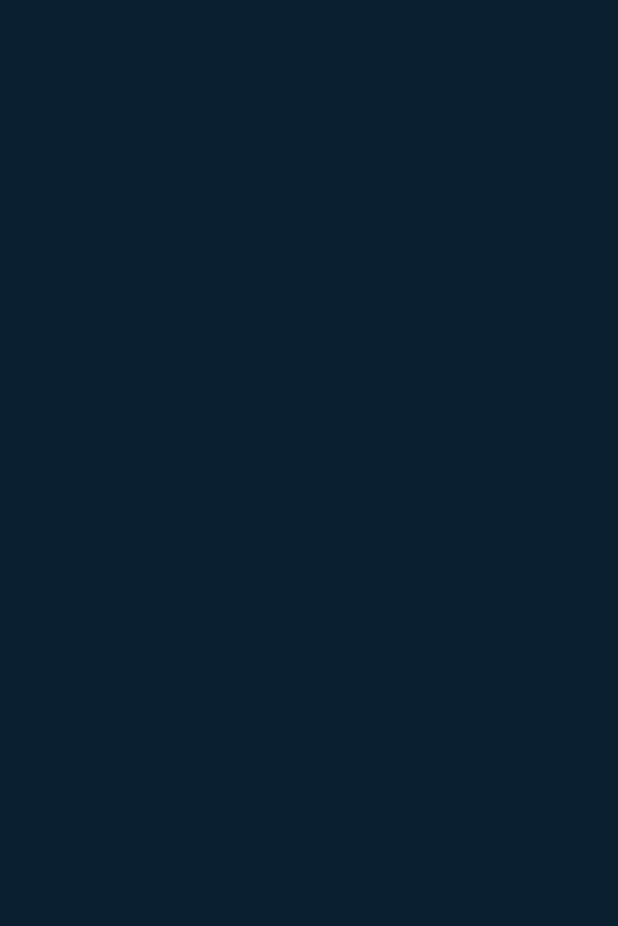
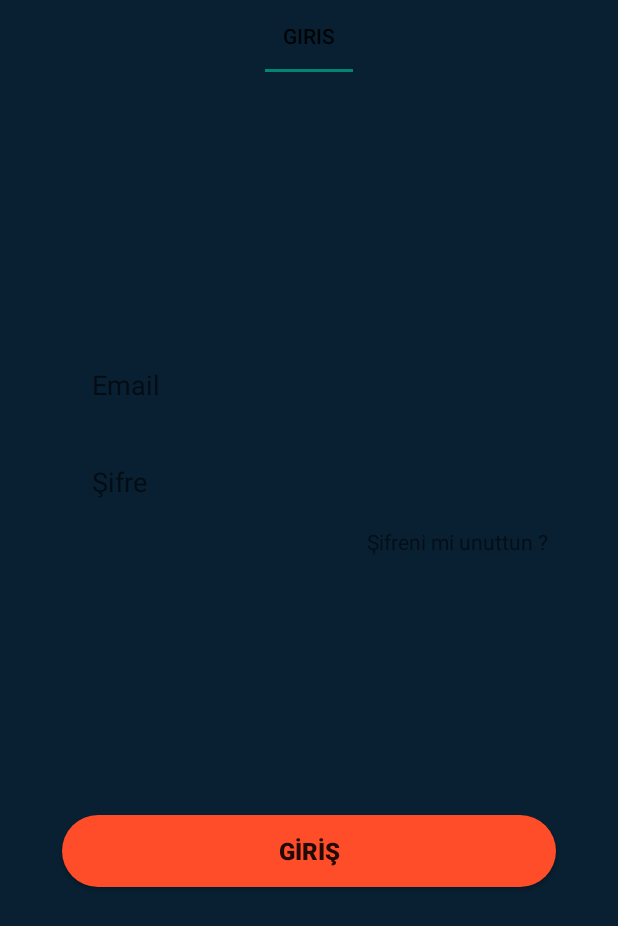
Before and after one commit to muni00/petrichor-music, an Android app: the screen it shows after launch (IntroductoryActivity), on a phone screen of 412 x 824 dp. Before the commit the part shown is empty. Shown: the top 926 px of the screen. Run offline under Robolectric (Android 15) with nearby library versions, the phone set to English and light mode, and no system bars.

Commit message:
yenilikler
hatalarının düzeltilmiş ali

```diff
--- a/MuzikOneriUygulamasi/app/src/main/java/com/muazzeznihalbahadir/muzikoneriuygulamasi/IntroductoryActivity.kt
+++ b/MuzikOneriUygulamasi/app/src/main/java/com/muazzeznihalbahadir/muzikoneriuygulamasi/IntroductoryActivity.kt
@@ -1,8 +1,12 @@
 package com.muazzeznihalbahadir.muzikoneriuygulamasi
 
+import android.content.Intent
 import androidx.appcompat.app.AppCompatActivity
 import android.os.Bundle
+import android.view.WindowManager
+import com.muazzeznihalbahadir.muzikoneriuygulamasi.adapter.LoginAdapter
 import com.muazzeznihalbahadir.muzikoneriuygulamasi.databinding.ActivityIntroductoryBinding
+
 
 
 class IntroductoryActivity : AppCompatActivity() {
@@ -11,6 +15,7 @@ class IntroductoryActivity : AppCompatActivity() {
     override fun onCreate(savedInstanceState: Bundle?) {
         super.onCreate(savedInstanceState)
         //setContentView(R.layout.activity_introductory)
+        getWindow().setFlags(WindowManager.LayoutParams.FLAG_FULLSCREEN,WindowManager.LayoutParams.FLAG_FULLSCREEN)
         binding = ActivityIntroductoryBinding.inflate(layoutInflater)
         val view = binding.root
         setContentView(view)
@@ -22,5 +27,16 @@ class IntroductoryActivity : AppCompatActivity() {
         binding.bgImage.animate().translationY(translationValueIki.toFloat()).setDuration(1000).setStartDelay(4000)
 
 
+        val adapter = LoginAdapter(supportFragmentManager)
+        adapter.addFragment(LoginTabFragment(),"giris")
+        //Adapter'ımızdaki verileri viewPager adapter'a veriyoruz
+        binding.viewPager.adapter = adapter
+        //Tablar arasında yani viewPager'lar arasında geçisi sağlıyoruz
+        binding.lgTabLayout.setupWithViewPager(binding.viewPager)
+
+       /* val intent = Intent(this,LoginActivity::class.java)
+        startActivity(intent)*/
+
     }
+
 }
--- /dev/null
+++ b/MuzikOneriUygulamasi/app/src/main/java/com/muazzeznihalbahadir/muzikoneriuygulamasi/LoginTabFragment.kt
@@ -0,0 +1,26 @@
+package com.muazzeznihalbahadir.muzikoneriuygulamasi
+
+import android.os.Bundle
+import androidx.fragment.app.Fragment
+import android.view.LayoutInflater
+import android.view.View
+import android.view.ViewGroup
+
+class LoginTabFragment : Fragment() {
+
+
+    override fun onCreate(savedInstanceState: Bundle?) {
+        super.onCreate(savedInstanceState)
+
+    }
+
+    override fun onCreateView(
+        inflater: LayoutInflater, container: ViewGroup?,
+        savedInstanceState: Bundle?
+    ): View? {
+        // Inflate the layout for this fragment
+        return inflater.inflate(R.layout.fragment_login_tab, container, false)
+    }
+
+
+}
--- /dev/null
+++ b/MuzikOneriUygulamasi/app/src/main/java/com/muazzeznihalbahadir/muzikoneriuygulamasi/adapter/LoginAdapter.kt
@@ -0,0 +1,28 @@
+package com.muazzeznihalbahadir.muzikoneriuygulamasi.adapter
+
+import androidx.fragment.app.Fragment
+import androidx.fragment.app.FragmentManager
+import androidx.fragment.app.FragmentPagerAdapter
+class LoginAdapter(manager: FragmentManager) : FragmentPagerAdapter(manager) {
+
+    private val fragmentList: MutableList<Fragment> = ArrayList()
+    private val titleList: MutableList<String> = ArrayList()
+
+    //Fragment'in pozisyonunu veriyoruz
+    override fun getItem(position: Int): Fragment {
+        return fragmentList[position]
+    }
+    //Fragment sayısını veriyoruz
+    override fun getCount(): Int {
+        return fragmentList.size
+    }
+    //Bu fonksiyon ile Fragment'leri ve title'ları ekliyoruz
+    fun addFragment(fragment: Fragment, title: String) {
+        fragmentList.add(fragment)
+        titleList.add(title)
+    }
+    //Title'ların pozisyonunu veriyoruz
+    override fun getPageTitle(position: Int): CharSequence? {
+        return titleList[position]
+    }
+}
--- a/MuzikOneriUygulamasi/app/src/main/res/layout/activity_introductory.xml
+++ b/MuzikOneriUygulamasi/app/src/main/res/layout/activity_introductory.xml
@@ -13,6 +13,7 @@
         android:layout_width="410dp"
         android:layout_height="735dp"
         android:scaleType="centerCrop"
+        android:elevation="2dp"
         android:src="@drawable/bg1"
         app:layout_constraintBottom_toBottomOf="parent"
         app:layout_constraintEnd_toEndOf="parent"
@@ -25,6 +26,7 @@
         android:layout_width="100dp"
         android:layout_height="100dp"
         android:src="@drawable/bg_logo"
+        android:elevation="2dp"
         app:layout_constraintVertical_bias=".1"
         app:layout_constraintBottom_toBottomOf="parent"
         app:layout_constraintEnd_toEndOf="parent"
@@ -36,22 +38,38 @@
         android:layout_width="300dp"
         android:layout_height="wrap_content"
         android:src="@drawable/app_name"
+        android:elevation="2dp"
         app:layout_constraintVertical_bias="0.0"
         app:layout_constraintBottom_toBottomOf="parent"
         app:layout_constraintEnd_toEndOf="parent"
         app:layout_constraintStart_toStartOf="parent"
         app:layout_constraintTop_toBottomOf="@+id/logo"/>
 
-<com.airbnb.lottie.LottieAnimationView
+    <com.airbnb.lottie.LottieAnimationView
     android:id="@+id/lottie"
     app:lottie_autoPlay="true"
     android:layout_width="wrap_content"
     android:layout_height="300dp"
+    android:elevation="2dp"
     app:layout_constraintVertical_bias="0.0"
     app:lottie_rawRes="@raw/splash"
     app:layout_constraintBottom_toBottomOf="parent"
     app:layout_constraintEnd_toEndOf="parent"
     app:layout_constraintStart_toStartOf="parent"
     app:layout_constraintTop_toBottomOf="@+id/app_name"/>
+    <com.google.android.material.tabs.TabLayout
+        android:id="@+id/lg_tab_layout"
+        android:layout_width="match_parent"
+        android:layout_height="wrap_content"
+        app:layout_constraintBottom_toBottomOf="parent"
+        app:layout_constraintEnd_toEndOf="parent"
+        app:layout_constraintStart_toStartOf="parent"
+        app:layout_constraintTop_toTopOf="parent"
+        app:layout_constraintVertical_bias="0" />
+    <androidx.viewpager.widget.ViewPager
+        android:id="@+id/view_pager"
+        android:layout_width="match_parent"
+        android:layout_height="match_parent"/>
+
 
 </androidx.constraintlayout.widget.ConstraintLayout>
--- a/MuzikOneriUygulamasi/app/src/main/res/layout/fragment_login_tab_fragment.xml
+++ b/MuzikOneriUygulamasi/app/src/main/res/layout/fragment_login_tab.xml
@@ -5,7 +5,7 @@
     xmlns:tools="http://schemas.android.com/tools"
     android:layout_width="match_parent"
     android:layout_height="match_parent"
-    tools:context=".login_tab_fragment"
+    tools:context=".LoginTabFragment"
     >
 
     <EditText
```
Also changed, not shown: MuzikOneriUygulamasi/app/src/main/java/com/muazzeznihalbahadir/muzikoneriuygulamasi/LoginActivity.kt (+22 -1 lines), MuzikOneriUygulamasi/app/src/main/java/com/muazzeznihalbahadir/muzikoneriuygulamasi/SignupTabFragment.kt (added, +25 -0 lines), MuzikOneriUygulamasi/app/src/main/java/com/muazzeznihalbahadir/muzikoneriuygulamasi/login_tab_fragment.kt (deleted, +0 -59 lines), MuzikOneriUygulamasi/app/src/main/java/com/muazzeznihalbahadir/muzikoneriuygulamasi/signup_tab_fragment.kt (deleted, +0 -59 lines), MuzikOneriUygulamasi/app/src/main/res/layout/activity_login.xml (+6 -14 lines), MuzikOneriUygulamasi/app/src/main/res/layout/fragment_signup_tab.xml (renamed from MuzikOneriUygulamasi/app/src/main/res/layout/fragment_signup_tab_fragment.xml, +56 -57 lines).
